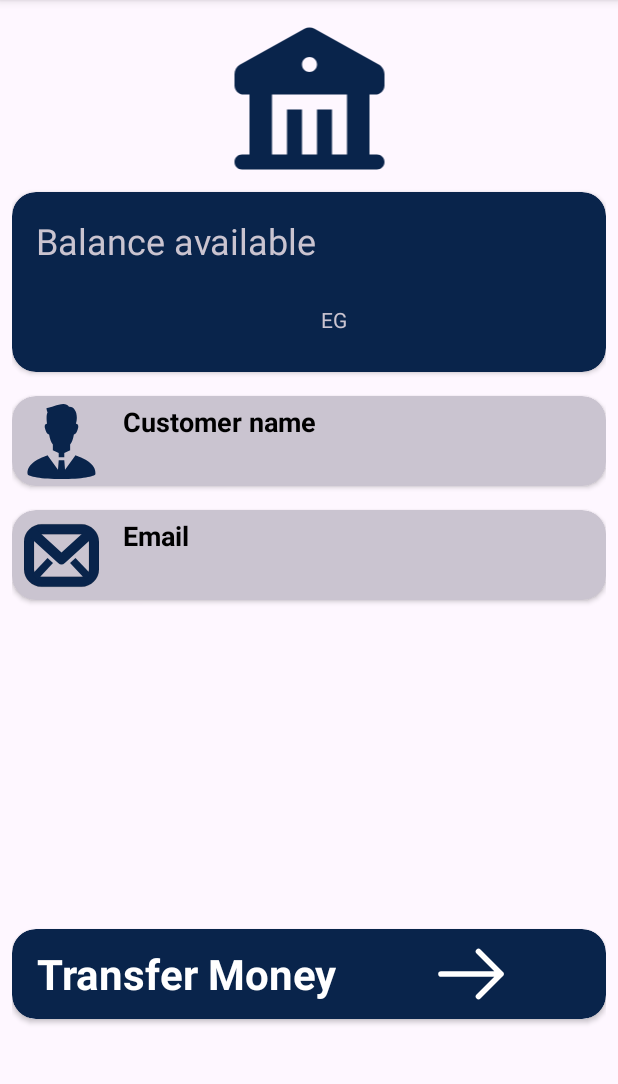
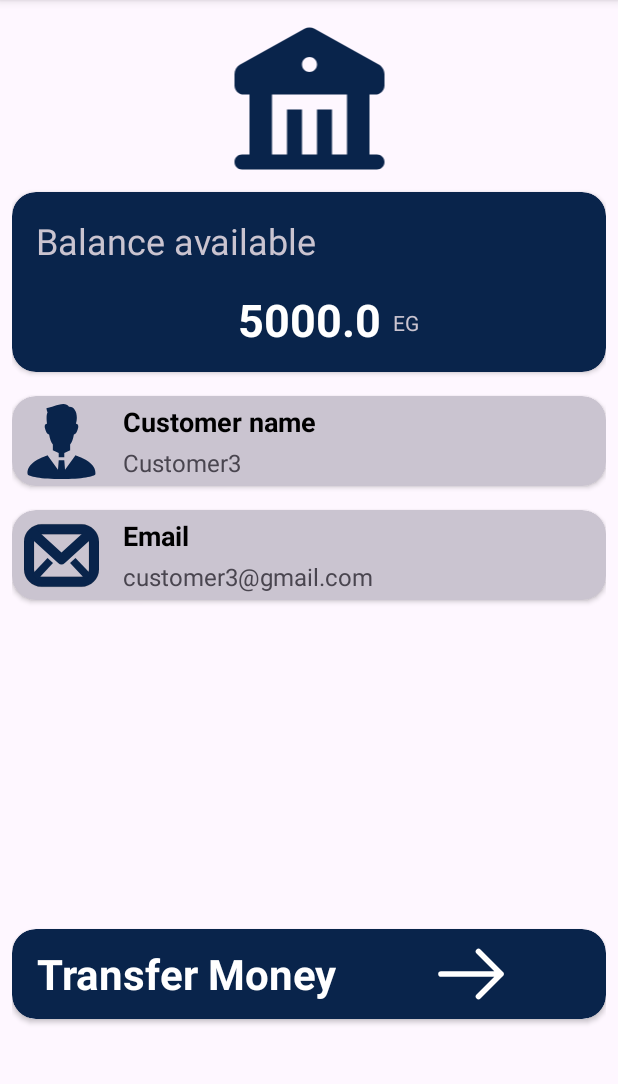
Before and after one commit to MahmoudMostafa580/Bank-app, an Android app: the screen it shows after launch (MainActivity), after a tap on an icon or button, on a phone screen of 412 x 824 dp, the part 96-1180 px from its top. Run offline under Robolectric (Android 15) with nearby library versions, the light colour scheme and no system bars; our stand-ins replace Room's generated code.

Commit message:
create customer details screen

```diff
--- a/app/build.gradle.kts
+++ b/app/build.gradle.kts
@@ -2,6 +2,7 @@ plugins {
     id("com.android.application")
     id("org.jetbrains.kotlin.android")
     id("kotlin-kapt")
+    id("androidx.navigation.safeargs")
 }
 
 android {
--- a/app/src/main/java/com/mahmoud/bankapp/ui/CustomerDetailsFragment.kt
+++ b/app/src/main/java/com/mahmoud/bankapp/ui/CustomerDetailsFragment.kt
@@ -5,7 +5,9 @@ import android.view.LayoutInflater
 import android.view.View
 import android.view.ViewGroup
 import androidx.fragment.app.Fragment
+import androidx.lifecycle.Observer
 import androidx.lifecycle.ViewModelProvider
+import androidx.navigation.fragment.navArgs
 import com.mahmoud.bankapp.databinding.FragmentCustomerDetailsBinding
 import com.mahmoud.bankapp.data.CustomerViewModelFactory
 import com.mahmoud.bankapp.data.CustomersViewModel
@@ -13,7 +15,7 @@ import com.mahmoud.bankapp.database.BankDatabase
 
 
 class CustomerDetailsFragment : Fragment() {
-    //val args: CustomerDetailsFragmentArgs by navArgs()
+    val args: CustomerDetailsFragmentArgs by navArgs()
     override fun onCreate(savedInstanceState: Bundle?) {
         super.onCreate(savedInstanceState)
     }
@@ -29,17 +31,17 @@ class CustomerDetailsFragment : Fragment() {
         val application = requireNotNull(this.activity).application
         val dataSource = BankDatabase.getInstance(application).customerDao
 
-        //val customerId = args.customerId
+        val customerId = args.customerId
         val viewModelFactory = CustomerViewModelFactory(dataSource, application)
         val customersViewModel =
             ViewModelProvider(this, viewModelFactory).get(CustomersViewModel::class.java)
 
-//        customersViewModel.getSpecificCustomer(customerId)
-//            .observe(viewLifecycleOwner, Observer { value ->
-//                binding.balanceValueTxt.text = value.currentBalance.toString()
-//                binding.customerNameValue.text = value.firstName + value.lastName
-//                binding.customerEmailValue.text = value.email
-//            })
+        customersViewModel.getSpecificCustomer(customerId)
+            .observe(viewLifecycleOwner, Observer { value ->
+                binding.balanceValueTxt.text = value.currentBalance.toString()
+                binding.customerNameValue.text = value.firstName + value.lastName
+                binding.customerEmailValue.text = value.email
+            })
         return binding.root
     }
 
--- a/app/src/main/java/com/mahmoud/bankapp/ui/HomeFragment.kt
+++ b/app/src/main/java/com/mahmoud/bankapp/ui/HomeFragment.kt
@@ -1,4 +1,4 @@
-package com.mahmoud.bankingapp.ui
+package com.mahmoud.bankapp.ui
 
 import android.os.Bundle
 import androidx.fragment.app.Fragment
@@ -12,7 +12,6 @@ import com.mahmoud.bankapp.data.CustomerViewModelFactory
 import com.mahmoud.bankapp.data.CustomersViewModel
 import com.mahmoud.bankapp.database.BankDatabase
 import com.mahmoud.bankapp.databinding.FragmentHomeBinding
-import com.mahmoud.bankapp.ui.CustomersAdapter
 
 class HomeFragment : Fragment() {
 
@@ -40,7 +39,8 @@ class HomeFragment : Fragment() {
             binding.customersList.adapter = customersAdapter
             customersAdapter.setOnItemClickListener(object: CustomersAdapter.OnItemClickListener{
                 override fun onItemClick(itemView: View, position: Int) {
-                    Navigation.findNavController(itemView).navigate(R.id.action_homeFragment_to_customerDetailsFragment)
+                    val action = HomeFragmentDirections.actionHomeFragmentToCustomerDetailsFragment(value[position].userId)
+                    Navigation.findNavController(itemView).navigate(action)
                 }
             })
         }
--- a/app/src/main/res/layout/fragment_customer_details.xml
+++ b/app/src/main/res/layout/fragment_customer_details.xml
@@ -61,6 +61,7 @@
                 android:layout_marginStart="8dp"
                 android:text="EG"
                 android:textColor="?attr/colorOutlineVariant"
+                app:layout_constraintVertical_bias="0.6"
                 app:layout_constraintBottom_toBottomOf="@id/balance_value_txt"
                 app:layout_constraintStart_toEndOf="@id/balance_value_txt"
                 app:layout_constraintTop_toTopOf="@id/balance_value_txt" />
@@ -111,7 +112,6 @@
                 android:layout_width="wrap_content"
                 android:layout_height="wrap_content"
                 android:textSize="16sp"
-                android:textColor="#716F6F"
                 app:layout_constraintBottom_toBottomOf="parent"
                 app:layout_constraintStart_toStartOf="@id/customer_name_txt"
                 app:layout_constraintTop_toBottomOf="@id/customer_name_txt"
--- a/app/src/main/res/navigation/navigation.xml
+++ b/app/src/main/res/navigation/navigation.xml
@@ -7,7 +7,7 @@
 
     <fragment
         android:id="@+id/homeFragment"
-        android:name="com.mahmoud.bankingapp.ui.HomeFragment"
+        android:name="com.mahmoud.bankapp.ui.HomeFragment"
         android:label="fragment_home"
         tools:layout="@layout/fragment_home" >
         <action
--- a/build.gradle.kts
+++ b/build.gradle.kts
@@ -2,4 +2,5 @@
 plugins {
     id("com.android.application") version "8.1.1" apply false
     id("org.jetbrains.kotlin.android") version "1.9.0" apply false
+    id("androidx.navigation.safeargs.kotlin") version "2.7.7" apply false
 }
```
